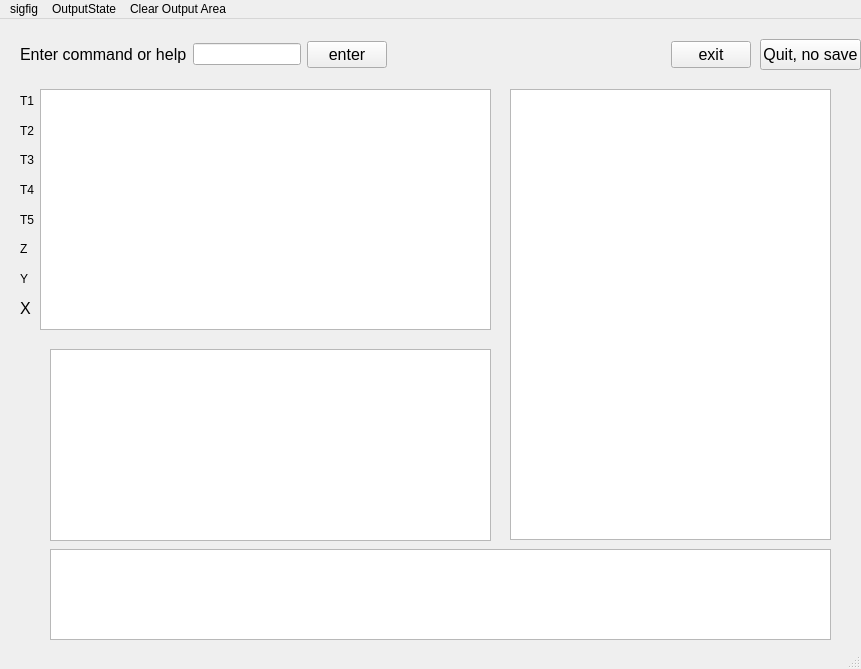
drrob1/qtrpn, file mainwindow.ui: the form before one commit.
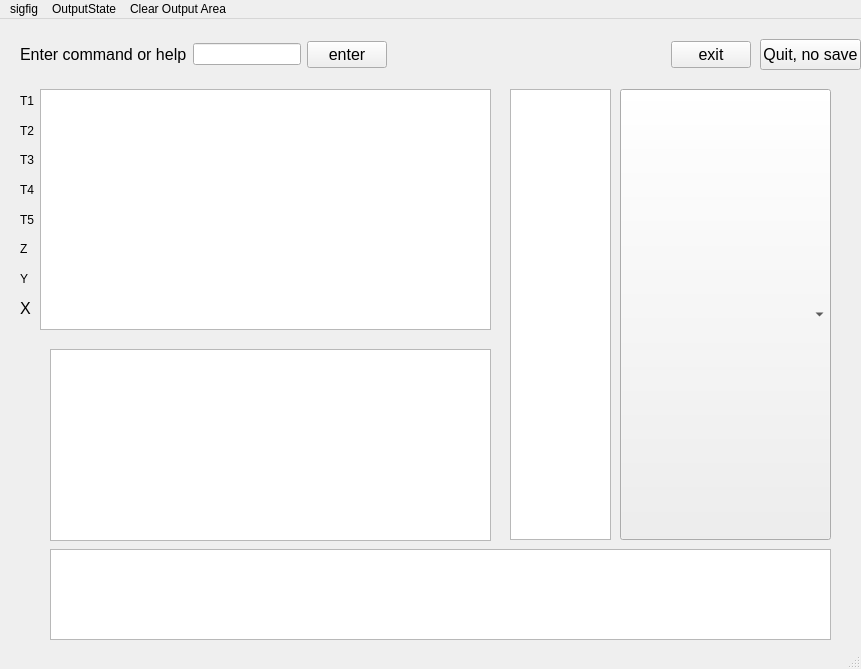
The form after the commit.

Commit message: 02/16/2020 01:16:14 PM mainwindow.cpp mainwindow.h mainwindow.ui moc_mainwindow.cpp qtrpn.pro.user

```diff
--- a/mainwindow.ui
+++ b/mainwindow.ui
@@ -54,7 +54,7 @@
      <rect>
       <x>510</x>
       <y>70</y>
-      <width>321</width>
+      <width>101</width>
       <height>451</height>
      </rect>
     </property>
@@ -218,6 +218,16 @@
      </item>
     </layout>
    </widget>
+   <widget class="QComboBox" name="comboBox">
+    <property name="geometry">
+     <rect>
+      <x>620</x>
+      <y>70</y>
+      <width>211</width>
+      <height>451</height>
+     </rect>
+    </property>
+   </widget>
   </widget>
   <widget class="QMenuBar" name="menubar">
    <property name="geometry">
```
The commit also changes 4 other files.
